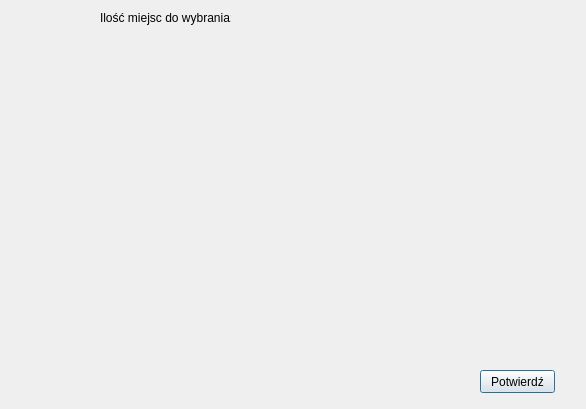
Old version of the form Forms/chooiceseats.ui in the repository MateuszLin/CinemaProjectCpp.
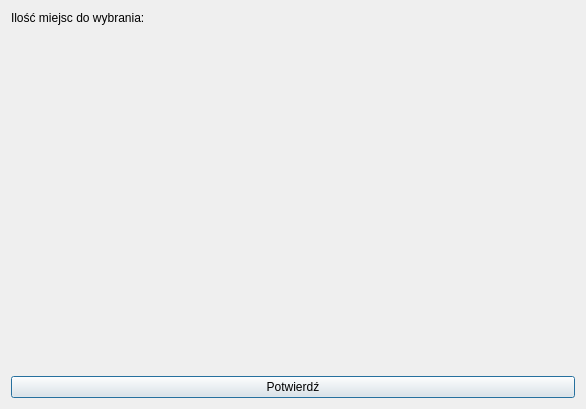
New version of the form.

Commit message: - ustawienie skalowania okna dla formatki chooiceseats

```diff
--- a/Forms/chooiceseats.ui
+++ b/Forms/chooiceseats.ui
@@ -10,59 +10,85 @@
     <height>409</height>
    </rect>
   </property>
+  <property name="sizePolicy">
+   <sizepolicy hsizetype="Fixed" vsizetype="Fixed">
+    <horstretch>0</horstretch>
+    <verstretch>0</verstretch>
+   </sizepolicy>
+  </property>
   <property name="windowTitle">
    <string>Dialog</string>
   </property>
-  <widget class="QWidget" name="gridLayoutWidget">
-   <property name="geometry">
-    <rect>
-     <x>40</x>
-     <y>30</y>
-     <width>531</width>
-     <height>331</height>
-    </rect>
-   </property>
-   <layout class="QGridLayout" name="gridL"/>
-  </widget>
+  <layout class="QVBoxLayout" name="verticalLayout">
+   <item>
+    <layout class="QHBoxLayout" name="horizontalLayout" stretch="1,1">
+     <property name="spacing">
+      <number>5</number>
+     </property>
+     <property name="sizeConstraint">
+      <enum>QLayout::SetMinimumSize</enum>
+     </property>
+     <property name="bottomMargin">
+      <number>100</number>
+     </property>
+     <item alignment="Qt::AlignTop">
   <widget class="QLabel" name="label">
-   <property name="geometry">
-    <rect>
-     <x>100</x>
-     <y>10</y>
-     <width>131</width>
-     <height>16</height>
-    </rect>
+       <property name="sizePolicy">
+        <sizepolicy hsizetype="Minimum" vsizetype="Fixed">
+         <horstretch>0</horstretch>
+         <verstretch>0</verstretch>
+        </sizepolicy>
    </property>
    <property name="text">
     <string>Ilość miejsc do wybrania:</string>
    </property>
   </widget>
-  <widget class="QPushButton" name="pushButton">
-   <property name="geometry">
-    <rect>
-     <x>480</x>
-     <y>370</y>
-     <width>75</width>
-     <height>23</height>
-    </rect>
-   </property>
-   <property name="text">
-    <string>Potwierdź</string>
-   </property>
-  </widget>
+     </item>
+     <item>
   <widget class="QLabel" name="counterLabel">
-   <property name="geometry">
-    <rect>
-     <x>230</x>
-     <y>10</y>
-     <width>51</width>
-     <height>16</height>
-    </rect>
+       <property name="sizePolicy">
+        <sizepolicy hsizetype="Minimum" vsizetype="Fixed">
+         <horstretch>0</horstretch>
+         <verstretch>0</verstretch>
+        </sizepolicy>
    </property>
    <property name="text">
     <string/>
    </property>
   </widget>
+     </item>
+    </layout>
+   </item>
+   <item>
+    <layout class="QGridLayout" name="gridL" rowstretch="0">
+     <property name="sizeConstraint">
+      <enum>QLayout::SetFixedSize</enum>
+     </property>
+     <property name="horizontalSpacing">
+      <number>10</number>
+     </property>
+     <property name="verticalSpacing">
+      <number>30</number>
+     </property>
+    </layout>
+   </item>
+   <item alignment="Qt::AlignBottom">
+    <widget class="QPushButton" name="pushButton">
+     <property name="enabled">
+      <bool>true</bool>
+     </property>
+     <property name="sizePolicy">
+      <sizepolicy hsizetype="Minimum" vsizetype="Fixed">
+       <horstretch>0</horstretch>
+       <verstretch>0</verstretch>
+      </sizepolicy>
+     </property>
+     <property name="text">
+      <string>Potwierdź</string>
+     </property>
+    </widget>
+   </item>
+  </layout>
  </widget>
  <resources/>
  <connections/>
```
Lines whose indentation alone changed are shown as unchanged.
